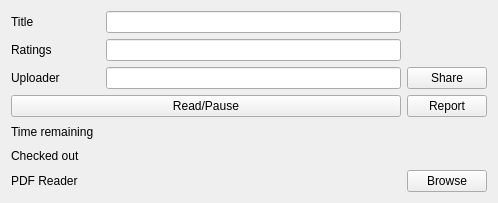
Before: the Qt Designer form designer/Ui_ReaderForm.ui in psuong/P2PBooks, drawn with Qt 5.
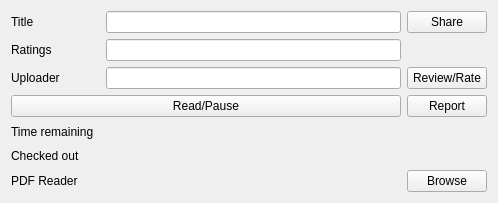
After: the same form once the commit is applied.

Commit message: Create ReviewRateDialog Ui

```diff
--- a/designer/Ui_ReaderForm.ui
+++ b/designer/Ui_ReaderForm.ui
@@ -79,13 +79,6 @@
      </property>
     </widget>
    </item>
-   <item row="2" column="3">
-    <widget class="QPushButton" name="share_push_button">
-     <property name="text">
-      <string>Share</string>
-     </property>
-    </widget>
-   </item>
    <item row="4" column="2">
     <widget class="QLabel" name="time_remaining_label">
      <property name="text">
@@ -114,6 +107,20 @@
      </property>
     </widget>
    </item>
+   <item row="2" column="3">
+    <widget class="QPushButton" name="review_rate_push_button">
+     <property name="text">
+      <string>Review/Rate</string>
+     </property>
+    </widget>
+   </item>
+   <item row="0" column="3">
+    <widget class="QPushButton" name="share_push_button">
+     <property name="text">
+      <string>Share</string>
+     </property>
+    </widget>
+   </item>
   </layout>
  </widget>
  <resources/>
```
The commit also changes 3 other files.
